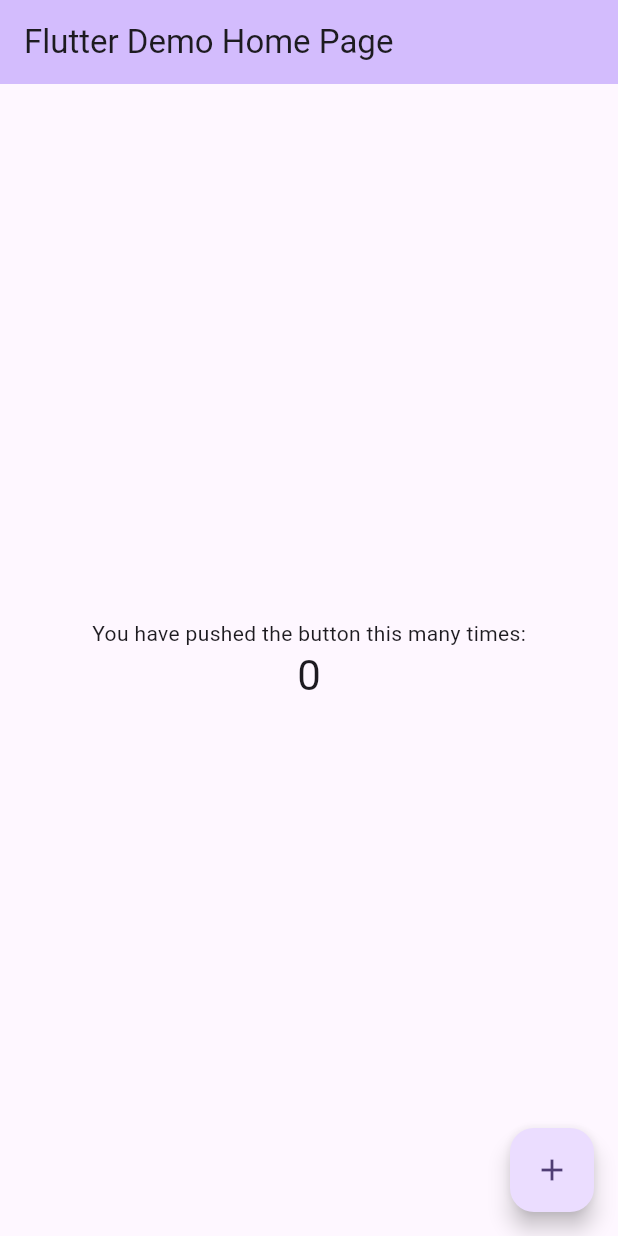
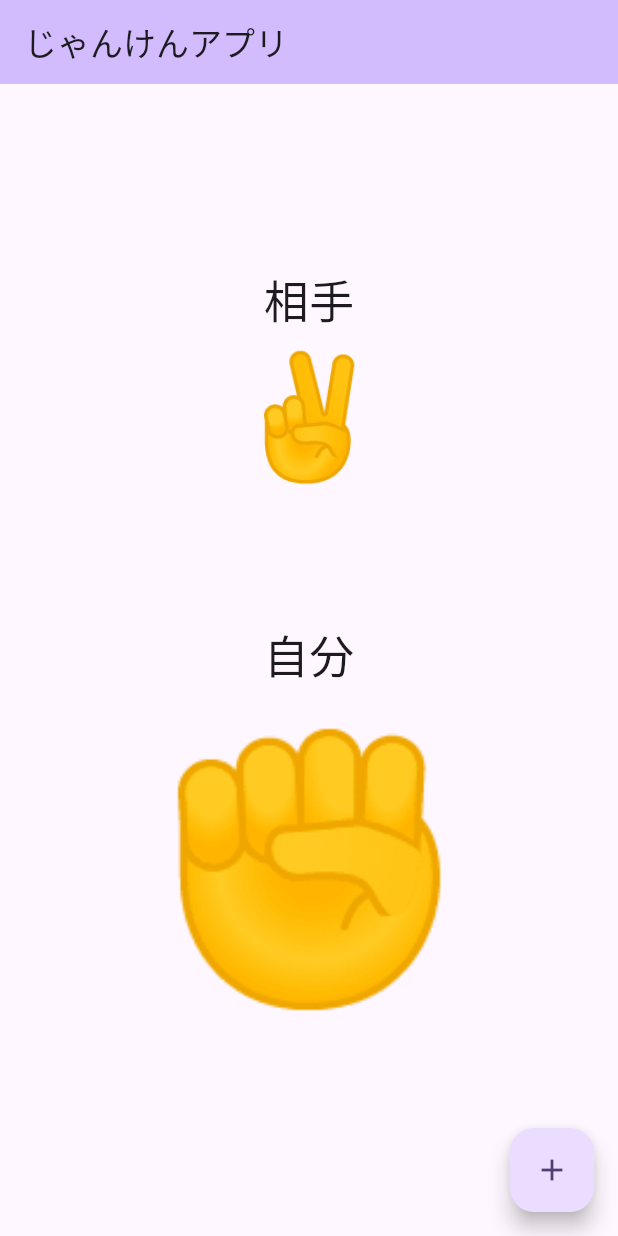
Before and after one commit to komachihashimoto/janken_flutter, a Flutter app: the screen it shows after launch, on a phone screen of 412 x 824 dp. Run offline on Flutter 3.47's test engine with Material 3 defaults, Android fonts, the phone set to English and light mode, and no system bars.

Commit message:
ベース

```diff
--- a/lib/main.dart
+++ b/lib/main.dart
@@ -45,18 +45,30 @@ class _MyHomePageState extends State<MyHomePage> {
     return Scaffold(
       appBar: AppBar(
         backgroundColor: Theme.of(context).colorScheme.inversePrimary,
-        title: Text(widget.title),
+        title: Text('じゃんけんアプリ'),
       ),
       body: Center(
         child: Column(
           mainAxisAlignment: MainAxisAlignment.center,
           children: <Widget>[
-            const Text(
-              'You have pushed the button this many times:',
+            Text(
+              '相手',
+              style: TextStyle(fontSize: 30),
             ),
             Text(
-              '$_counter',
-              style: Theme.of(context).textTheme.headlineMedium,
+              '✌',
+              style: TextStyle(fontSize: 80),
+            ),
+            SizedBox (
+              height: 80,
+            ),
+            Text(
+              '自分',
+              style: TextStyle(fontSize: 30),
+            ),
+            Text(
+              '✊',
+              style: TextStyle(fontSize: 170),
             ),
           ],
         ),
```
